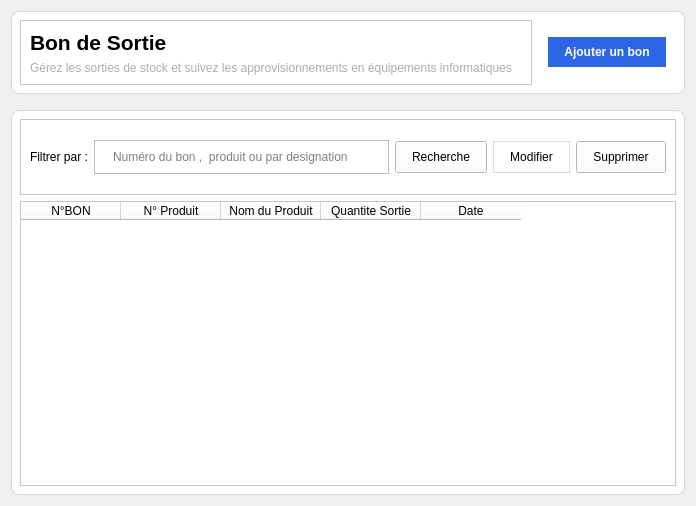
Old version of the form interface/exit_widget.ui in the repository miranto-andria/stock-it.
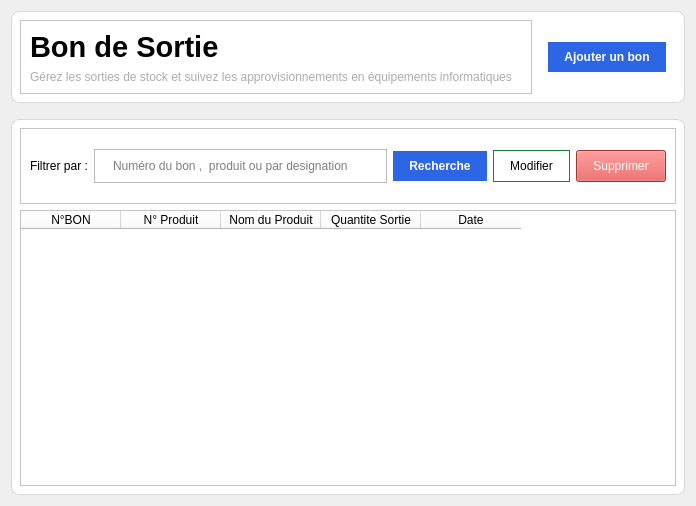
New version of the form. Icons and pictures are not drawn.

Diff of the .ui file:
```diff
--- a/interface/exit_widget.ui
+++ b/interface/exit_widget.ui
@@ -82,7 +82,7 @@
            </property>
            <property name="font">
             <font>
-             <pointsize>16</pointsize>
+             <pointsize>22</pointsize>
              <bold>true</bold>
             </font>
            </property>
@@ -195,7 +195,10 @@
          <item>
           <widget class="QPushButton" name="btnSearch">
            <property name="styleSheet">
-            <string notr="true"/>
+            <string notr="true">background-color : #2d66e4;
+font : bold;
+border : none;
+color : white</string>
            </property>
            <property name="text">
             <string>Recherche</string>
@@ -214,7 +217,7 @@
          <item>
           <widget class="QPushButton" name="btnEdit">
            <property name="styleSheet">
-            <string notr="true">border : 1px solid rgba(171, 173, 174, 40%);</string>
+            <string notr="true">border : 1px solid #15803d;color : black;</string>
            </property>
            <property name="text">
             <string>Modifier</string>
@@ -233,7 +236,7 @@
          <item>
           <widget class="QPushButton" name="btnDelete">
            <property name="styleSheet">
-            <string notr="true"/>
+            <string notr="true">background:#dc4a4a;color:white;</string>
            </property>
            <property name="text">
             <string>Supprimer</string>
```
Left out of the diff: 4 changed lines with no effect on the pictures.
